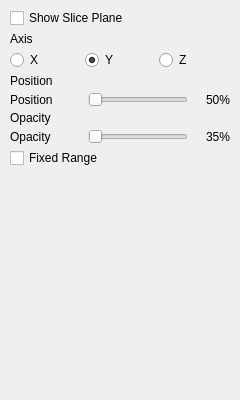
Qt form src/ui/slice_plane_page.ui (thermeng/SciRender) before a commit.
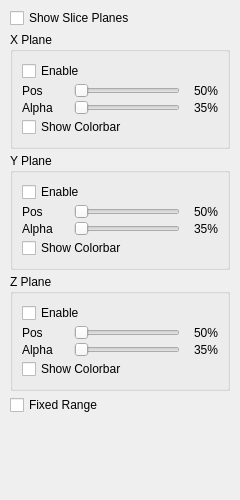
The same form after that commit.

Commit message: ui: centralize the color palette & fixed range into colorbar style context window

Diff of the .ui file:
```diff
--- a/src/ui/slice_plane_page.ui
+++ b/src/ui/slice_plane_page.ui
@@ -7,7 +7,7 @@
     <x>0</x>
     <y>0</y>
     <width>240</width>
-    <height>400</height>
+    <height>500</height>
    </rect>
   </property>
    <layout class="QVBoxLayout" name="verticalLayout">
@@ -29,7 +29,10 @@
    <item>
     <widget class="QCheckBox" name="showSliceCb">
      <property name="text">
-      <string>Show Slice Plane</string>
+      <string>Show Slice Planes</string>
+     </property>
+     <property name="toolTip">
+      <string>Master toggle for all slice planes</string>
      </property>
     </widget>
    </item>
@@ -52,100 +55,200 @@
        <number>0</number>
       </property>
       <item>
-       <widget class="QLabel" name="axisHeader">
+       <widget class="QGroupBox" name="xGroup">
+        <property name="title">
+         <string>X Plane</string>
+        </property>
+        <layout class="QVBoxLayout" name="xLayout">
+         <property name="spacing">
+          <number>2</number>
+         </property>
+         <item>
+          <widget class="QCheckBox" name="enableX">
         <property name="text">
-         <string>Axis</string>
+            <string>Enable</string>
         </property>
        </widget>
       </item>
       <item>
-       <layout class="QHBoxLayout" name="axisRow">
-        <property name="spacing">
-         <number>4</number>
-        </property>
+          <layout class="QHBoxLayout" name="xPosRow">
+           <item>
+            <widget class="QLabel" name="xPosLabel">
+             <property name="minimumSize">
+              <size>
+               <width>50</width>
+               <height>0</height>
+              </size>
+             </property>
+             <property name="text">
+              <string>Pos</string>
+             </property>
+            </widget>
+           </item>
         <item>
-         <widget class="QRadioButton" name="axisX">
+            <widget class="QSlider" name="posXSlider">
+             <property name="orientation">
+              <enum>Qt::Orientation::Horizontal</enum>
+             </property>
+            </widget>
+           </item>
+           <item>
+            <widget class="QLabel" name="xPosValue">
+             <property name="minimumSize">
+              <size>
+               <width>36</width>
+               <height>0</height>
+              </size>
+             </property>
           <property name="text">
-           <string>X</string>
-          </property>
-         </widget>
-        </item>
+              <string>50%</string>
+             </property>
+             <property name="alignment">
+              <set>Qt::AlignmentFlag::AlignRight|Qt::AlignmentFlag::AlignTrailing|Qt::AlignmentFlag::AlignVCenter</set>
+             </property>
+            </widget>
+           </item>
+          </layout>
+         </item>
         <item>
-         <widget class="QRadioButton" name="axisY">
+          <layout class="QHBoxLayout" name="xOpacityRow">
+           <item>
+            <widget class="QLabel" name="xOpacityLabel">
+             <property name="minimumSize">
+              <size>
+               <width>50</width>
+               <height>0</height>
+              </size>
+             </property>
           <property name="text">
-           <string>Y</string>
-          </property>
-          <property name="checked">
-           <bool>true</bool>
+              <string>Alpha</string>
+             </property>
+            </widget>
+           </item>
+           <item>
+            <widget class="QSlider" name="opacityXSlider">
+             <property name="orientation">
+              <enum>Qt::Orientation::Horizontal</enum>
           </property>
          </widget>
         </item>
         <item>
-         <widget class="QRadioButton" name="axisZ">
+            <widget class="QLabel" name="xOpacityValue">
+             <property name="minimumSize">
+              <size>
+               <width>36</width>
+               <height>0</height>
+              </size>
+             </property>
           <property name="text">
-           <string>Z</string>
-          </property>
+              <string>35%</string>
+             </property>
+             <property name="alignment">
+              <set>Qt::AlignmentFlag::AlignRight|Qt::AlignmentFlag::AlignTrailing|Qt::AlignmentFlag::AlignVCenter</set>
+             </property>
          </widget>
         </item>
        </layout>
       </item>
       <item>
-       <widget class="QLabel" name="positionHeader">
+          <widget class="QCheckBox" name="colorbarX">
         <property name="text">
-         <string>Position</string>
+            <string>Show Colorbar</string>
         </property>
        </widget>
       </item>
+        </layout>
+       </widget>
+      </item>
+      <!-- ===== Y Plane ===== -->
        <item>
-        <layout class="QHBoxLayout" name="posRow">
+       <widget class="QGroupBox" name="yGroup">
+        <property name="title">
+         <string>Y Plane</string>
+        </property>
+        <layout class="QVBoxLayout" name="yLayout">
          <property name="spacing">
-          <number>6</number>
+          <number>2</number>
          </property>
          <item>
-          <widget class="QLabel" name="posLabel">
+          <widget class="QCheckBox" name="enableY">
+           <property name="text">
+            <string>Enable</string>
+           </property>
+          </widget>
+         </item>
+         <item>
+          <layout class="QHBoxLayout" name="yPosRow">
+           <item>
+            <widget class="QLabel" name="yPosLabel">
            <property name="minimumSize">
             <size>
-             <width>72</width>
+               <width>50</width>
              <height>0</height>
             </size>
            </property>
-           <property name="maximumSize">
+             <property name="text">
+              <string>Pos</string>
+             </property>
+            </widget>
+           </item>
+           <item>
+            <widget class="QSlider" name="posYSlider">
+             <property name="orientation">
+              <enum>Qt::Orientation::Horizontal</enum>
+             </property>
+            </widget>
+           </item>
+           <item>
+            <widget class="QLabel" name="yPosValue">
+             <property name="minimumSize">
             <size>
-             <width>72</width>
-             <height>16777215</height>
+               <width>36</width>
+               <height>0</height>
             </size>
            </property>
            <property name="text">
-            <string>Position</string>
+              <string>50%</string>
            </property>
            <property name="alignment">
-            <set>Qt::AlignmentFlag::AlignLeading|Qt::AlignmentFlag::AlignLeft|Qt::AlignmentFlag::AlignVCenter</set>
+              <set>Qt::AlignmentFlag::AlignRight|Qt::AlignmentFlag::AlignTrailing|Qt::AlignmentFlag::AlignVCenter</set>
            </property>
           </widget>
          </item>
+          </layout>
+         </item>
          <item>
-          <widget class="QSlider" name="posSlider">
+          <layout class="QHBoxLayout" name="yOpacityRow">
+           <item>
+            <widget class="QLabel" name="yOpacityLabel">
+             <property name="minimumSize">
+              <size>
+               <width>50</width>
+               <height>0</height>
+              </size>
+             </property>
+             <property name="text">
+              <string>Alpha</string>
+             </property>
+            </widget>
+           </item>
+           <item>
+            <widget class="QSlider" name="opacityYSlider">
            <property name="orientation">
             <enum>Qt::Orientation::Horizontal</enum>
            </property>
           </widget>
          </item>
         <item>
-         <widget class="QLabel" name="posValue">
+            <widget class="QLabel" name="yOpacityValue">
           <property name="minimumSize">
            <size>
             <width>36</width>
             <height>0</height>
            </size>
           </property>
-          <property name="maximumSize">
-           <size>
-            <width>36</width>
-            <height>16777215</height>
-           </size>
-          </property>
           <property name="text">
-           <string>50%</string>
+              <string>35%</string>
           </property>
           <property name="alignment">
            <set>Qt::AlignmentFlag::AlignRight|Qt::AlignmentFlag::AlignTrailing|Qt::AlignVCenter</set>
@@ -155,60 +258,102 @@
        </layout>
       </item>
       <item>
-       <widget class="QLabel" name="opacityHeader">
+          <widget class="QCheckBox" name="colorbarY">
         <property name="text">
-         <string>Opacity</string>
+            <string>Show Colorbar</string>
         </property>
        </widget>
       </item>
+        </layout>
+       </widget>
+      </item>
+      <!-- ===== Z Plane ===== -->
        <item>
-        <layout class="QHBoxLayout" name="opacityRow">
+       <widget class="QGroupBox" name="zGroup">
+        <property name="title">
+         <string>Z Plane</string>
+        </property>
+        <layout class="QVBoxLayout" name="zLayout">
          <property name="spacing">
-          <number>6</number>
+          <number>2</number>
          </property>
          <item>
-          <widget class="QLabel" name="opacityLabel">
+          <widget class="QCheckBox" name="enableZ">
+           <property name="text">
+            <string>Enable</string>
+           </property>
+          </widget>
+         </item>
+         <item>
+          <layout class="QHBoxLayout" name="zPosRow">
+           <item>
+            <widget class="QLabel" name="zPosLabel">
            <property name="minimumSize">
             <size>
-             <width>72</width>
+               <width>50</width>
              <height>0</height>
             </size>
            </property>
-           <property name="maximumSize">
+             <property name="text">
+              <string>Pos</string>
+             </property>
+            </widget>
+           </item>
+           <item>
+            <widget class="QSlider" name="posZSlider">
+             <property name="orientation">
+              <enum>Qt::Orientation::Horizontal</enum>
+             </property>
+            </widget>
+           </item>
+           <item>
+            <widget class="QLabel" name="zPosValue">
+             <property name="minimumSize">
             <size>
-             <width>72</width>
-             <height>16777215</height>
+               <width>36</width>
+               <height>0</height>
             </size>
            </property>
            <property name="text">
-            <string>Opacity</string>
+              <string>50%</string>
            </property>
            <property name="alignment">
-            <set>Qt::AlignmentFlag::AlignLeading|Qt::AlignmentFlag::AlignLeft|Qt::AlignmentFlag::AlignVCenter</set>
+              <set>Qt::AlignmentFlag::AlignRight|Qt::AlignmentFlag::AlignTrailing|Qt::AlignmentFlag::AlignVCenter</set>
            </property>
           </widget>
          </item>
+          </layout>
+         </item>
          <item>
-          <widget class="QSlider" name="opacitySlider">
+          <layout class="QHBoxLayout" name="zOpacityRow">
+           <item>
+            <widget class="QLabel" name="zOpacityLabel">
+             <property name="minimumSize">
+              <size>
+               <width>50</width>
+               <height>0</height>
+              </size>
+             </property>
+             <property name="text">
+              <string>Alpha</string>
+             </property>
+            </widget>
+           </item>
+           <item>
+            <widget class="QSlider" name="opacityZSlider">
            <property name="orientation">
             <enum>Qt::Orientation::Horizontal</enum>
            </property>
           </widget>
          </item>
         <item>
-         <widget class="QLabel" name="opacityValue">
+            <widget class="QLabel" name="zOpacityValue">
           <property name="minimumSize">
            <size>
             <width>36</width>
             <height>0</height>
            </size>
           </property>
-          <property name="maximumSize">
-           <size>
-            <width>36</width>
-            <height>16777215</height>
-           </size>
-          </property>
           <property name="text">
            <string>35%</string>
           </property>
@@ -219,6 +364,17 @@
         </item>
        </layout>
       </item>
+         <item>
+          <widget class="QCheckBox" name="colorbarZ">
+           <property name="text">
+            <string>Show Colorbar</string>
+           </property>
+          </widget>
+         </item>
+        </layout>
+       </widget>
+      </item>
+      <!-- ===== Fixed Range ===== -->
       <item>
        <widget class="QCheckBox" name="rangeCb">
         <property name="text">
```
Left out of the diff: 5 changed lines with no effect on the pictures. Lines whose indentation alone changed are shown as unchanged. The commit also changes 18 other files.
